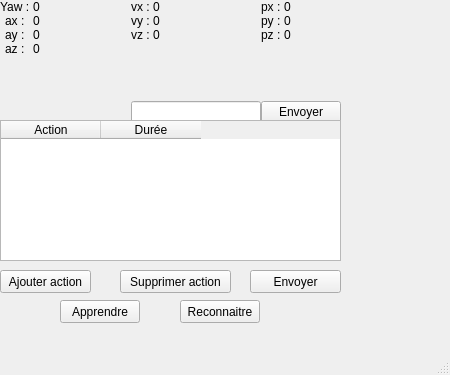
First picture: the form in tracker/BluetoothArduino/mainwindow.ui, repository alchimiste3/Projet-Zumo-Intel-Curie-101, before the edit.
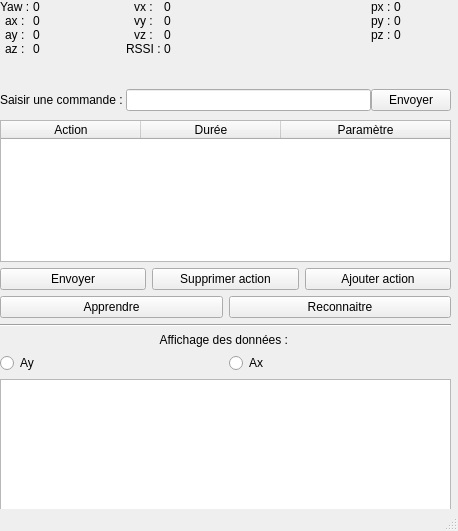
Second picture: the form after the edit. Custom widgets are drawn as their Qt base class.

Commit message: Gestion des commandes dans le programme Qt

Patch:
```diff
--- a/tracker/BluetoothArduino/mainwindow.ui
+++ b/tracker/BluetoothArduino/mainwindow.ui
@@ -6,8 +6,8 @@
    <rect>
     <x>0</x>
     <y>0</y>
-    <width>450</width>
-    <height>375</height>
+    <width>458</width>
+    <height>531</height>
    </rect>
   </property>
   <property name="windowTitle">
@@ -19,8 +19,8 @@
      <rect>
       <x>0</x>
       <y>0</y>
-      <width>341</width>
-      <height>123</height>
+      <width>451</width>
+      <height>111</height>
      </rect>
     </property>
     <layout class="QGridLayout" name="gridLayout">
@@ -137,6 +137,20 @@
          </property>
         </widget>
        </item>
+       <item row="4" column="0">
+        <widget class="QLabel" name="label">
+         <property name="text">
+          <string>RSSI : </string>
+         </property>
+        </widget>
+       </item>
+       <item row="4" column="1">
+        <widget class="QLabel" name="labelRSSI">
+         <property name="text">
+          <string>0</string>
+         </property>
+        </widget>
+       </item>
       </layout>
      </item>
      <item row="0" column="3">
@@ -188,19 +202,6 @@
        </item>
       </layout>
      </item>
-     <item row="1" column="0">
-      <spacer name="horizontalSpacer">
-       <property name="orientation">
-        <enum>Qt::Horizontal</enum>
-       </property>
-       <property name="sizeHint" stdset="0">
-        <size>
-         <width>40</width>
-         <height>20</height>
-        </size>
-       </property>
-      </spacer>
-     </item>
      <item row="1" column="3">
       <widget class="QPushButton" name="pushButton">
        <property name="text">
@@ -224,17 +225,36 @@
        </property>
       </widget>
      </item>
+     <item row="1" column="0">
+      <widget class="QLabel" name="label_3">
+       <property name="text">
+        <string>Saisir une commande : </string>
+       </property>
+      </widget>
+     </item>
     </layout>
    </widget>
-   <widget class="QTableWidget" name="actionsTableWidget">
+   <widget class="QWidget" name="verticalLayoutWidget">
     <property name="geometry">
      <rect>
       <x>0</x>
       <y>120</y>
-      <width>341</width>
-      <height>141</height>
+      <width>451</width>
+      <height>402</height>
      </rect>
     </property>
+    <layout class="QVBoxLayout" name="verticalLayout">
+     <item>
+      <widget class="QTableWidget" name="actionsTableWidget">
+       <attribute name="horizontalHeaderCascadingSectionResizes">
+        <bool>false</bool>
+       </attribute>
+       <attribute name="horizontalHeaderDefaultSectionSize">
+        <number>140</number>
+       </attribute>
+       <attribute name="horizontalHeaderStretchLastSection">
+        <bool>true</bool>
+       </attribute>
     <column>
      <property name="text">
       <string>Action</string>
@@ -245,72 +265,102 @@
       <string>Durée</string>
      </property>
     </column>
-   </widget>
-   <widget class="QPushButton" name="ajouterButton">
-    <property name="geometry">
-     <rect>
-      <x>0</x>
-      <y>270</y>
-      <width>91</width>
-      <height>23</height>
-     </rect>
-    </property>
+       <column>
     <property name="text">
-     <string>Ajouter action</string>
-    </property>
-   </widget>
+         <string>Paramètre</string>
+        </property>
+       </column>
+      </widget>
+     </item>
+     <item>
+      <layout class="QHBoxLayout" name="horizontalLayout">
+       <item>
    <widget class="QPushButton" name="envoyerButton">
-    <property name="geometry">
-     <rect>
-      <x>250</x>
-      <y>270</y>
-      <width>91</width>
-      <height>23</height>
-     </rect>
-    </property>
     <property name="text">
      <string>Envoyer</string>
     </property>
    </widget>
+       </item>
+       <item>
    <widget class="QPushButton" name="supprimerButton">
-    <property name="geometry">
-     <rect>
-      <x>120</x>
-      <y>270</y>
-      <width>111</width>
-      <height>23</height>
-     </rect>
-    </property>
     <property name="text">
      <string>Supprimer action</string>
     </property>
    </widget>
+       </item>
+       <item>
+        <widget class="QPushButton" name="ajouterButton">
+         <property name="text">
+          <string>Ajouter action</string>
+         </property>
+        </widget>
+       </item>
+      </layout>
+     </item>
+     <item>
+      <layout class="QHBoxLayout" name="horizontalLayout_4">
+       <item>
    <widget class="QPushButton" name="pushButton_2">
-    <property name="geometry">
-     <rect>
-      <x>60</x>
-      <y>300</y>
-      <width>80</width>
-      <height>23</height>
-     </rect>
-    </property>
     <property name="text">
      <string>Apprendre</string>
     </property>
    </widget>
+       </item>
+       <item>
    <widget class="QPushButton" name="pushButton_3">
-    <property name="geometry">
-     <rect>
-      <x>180</x>
-      <y>300</y>
-      <width>80</width>
-      <height>23</height>
-     </rect>
-    </property>
     <property name="text">
      <string>Reconnaitre</string>
     </property>
    </widget>
+       </item>
+      </layout>
+     </item>
+     <item>
+      <widget class="Line" name="line">
+       <property name="orientation">
+        <enum>Qt::Horizontal</enum>
+       </property>
+      </widget>
+     </item>
+     <item>
+      <widget class="QLabel" name="label_5">
+       <property name="text">
+        <string>Affichage des données : </string>
+       </property>
+       <property name="alignment">
+        <set>Qt::AlignCenter</set>
+       </property>
+      </widget>
+     </item>
+     <item>
+      <layout class="QHBoxLayout" name="horizontalLayout_5">
+       <item>
+        <widget class="QRadioButton" name="radioButtonAy">
+         <property name="text">
+          <string>Ay</string>
+         </property>
+         <attribute name="buttonGroup">
+          <string notr="true">buttonGroup</string>
+         </attribute>
+        </widget>
+       </item>
+       <item>
+        <widget class="QRadioButton" name="radioButtonAx">
+         <property name="text">
+          <string>Ax</string>
+         </property>
+         <attribute name="buttonGroup">
+          <string notr="true">buttonGroup</string>
+         </attribute>
+        </widget>
+       </item>
+      </layout>
+     </item>
+     <item>
+      <widget class="QtCharts::QChartView" name="chartview"/>
+     </item>
+    </layout>
+   </widget>
   </widget>
   <widget class="QMenuBar" name="menubar">
    <property name="geometry">
@@ -324,6 +374,14 @@
   </widget>
   <widget class="QStatusBar" name="statusbar"/>
  </widget>
+ <customwidgets>
+  <customwidget>
+   <class>QtCharts::QChartView</class>
+   <extends>QGraphicsView</extends>
+   <header location="global">QtCharts/QChartView&gt;
+#include &lt;QtCharts/chartsnamespace.h</header>
+  </customwidget>
+ </customwidgets>
  <resources/>
  <connections/>
 </ui>
```
Left out of the diff: 5 changed lines with no effect on the pictures. Lines whose indentation alone changed are shown as unchanged. The commit also changes 16 other files.
